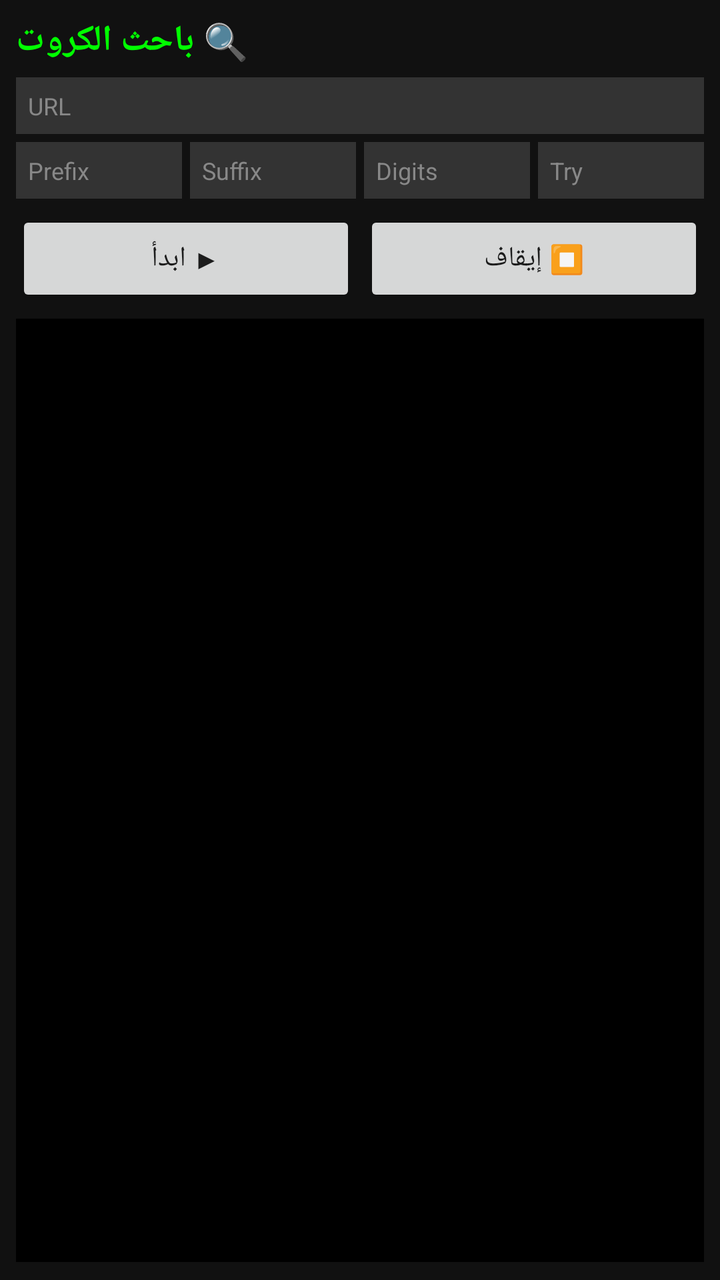
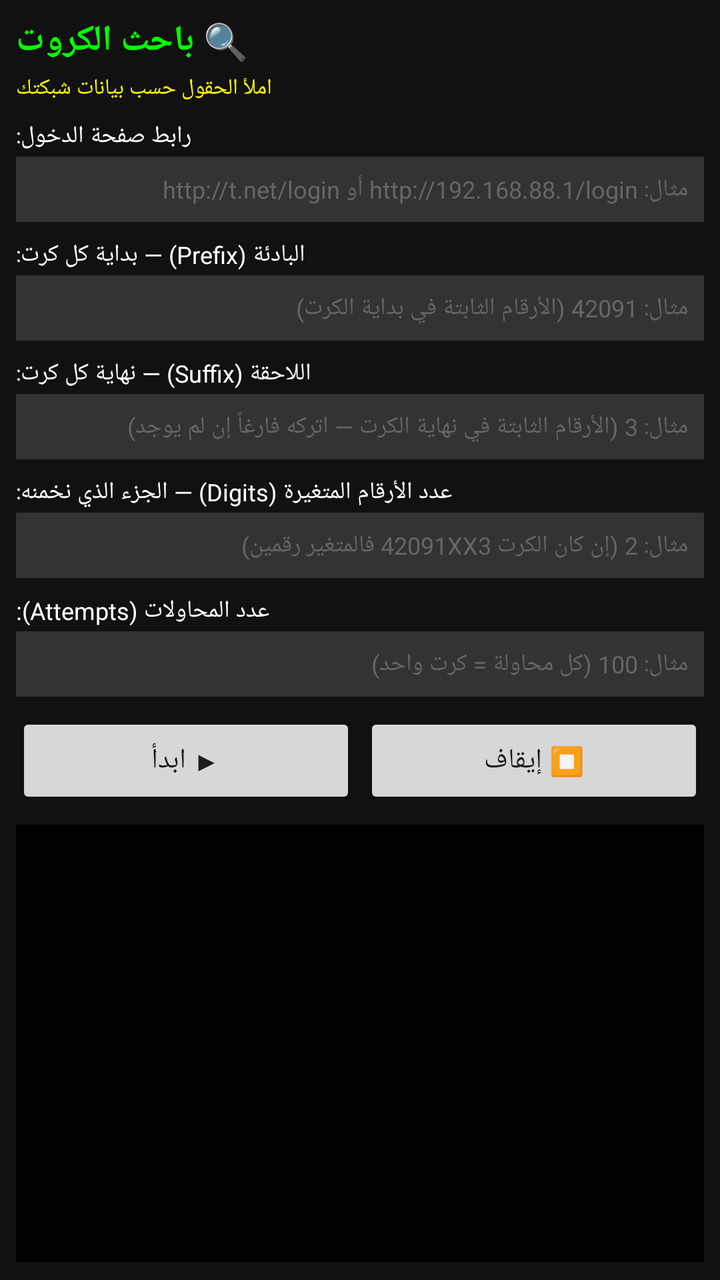

Screens rendered from an Android XML layout before and after an edit, with the pre-edit source and the edit as a unified diff.
<!-- AndroidManifest.xml: application theme Theme.AppCompat.DayNight.NoActionBar -->
<!-- res/layout/activity_finder.xml -->
<?xml version="1.0" encoding="utf-8"?>
<LinearLayout xmlns:android="http://schemas.android.com/apk/res/android"
    android:layout_width="match_parent" android:layout_height="match_parent"
    android:orientation="vertical" android:background="#111" android:padding="8dp">

    <TextView android:layout_width="wrap_content" android:layout_height="wrap_content"
        android:text="🔍 باحث الكروت" android:textColor="#0F0" android:textSize="18sp"
        android:textStyle="bold" android:layout_marginBottom="6dp"/>

    <EditText android:id="@+id/etUrl" android:layout_width="match_parent" android:layout_height="wrap_content"
        android:hint="URL" android:textColor="#FFF" android:textColorHint="#888" android:textSize="12sp"
        android:background="#333" android:padding="6dp" android:layout_marginBottom="4dp"/>

    <LinearLayout android:layout_width="match_parent" android:layout_height="wrap_content" android:orientation="horizontal">
        <EditText android:id="@+id/etPrefix" android:layout_width="0dp" android:layout_height="wrap_content"
            android:layout_weight="1" android:hint="Prefix" android:textColor="#FFF" android:textColorHint="#888"
            android:textSize="12sp" android:background="#333" android:padding="6dp" android:layout_marginEnd="4dp"/>
        <EditText android:id="@+id/etSuffix" android:layout_width="0dp" android:layout_height="wrap_content"
            android:layout_weight="1" android:hint="Suffix" android:textColor="#FFF" android:textColorHint="#888"
            android:textSize="12sp" android:background="#333" android:padding="6dp" android:layout_marginEnd="4dp"/>
        <EditText android:id="@+id/etDigits" android:layout_width="0dp" android:layout_height="wrap_content"
            android:layout_weight="1" android:hint="Digits" android:inputType="number" android:textColor="#FFF"
            android:textColorHint="#888" android:textSize="12sp" android:background="#333" android:padding="6dp" android:layout_marginEnd="4dp"/>
        <EditText android:id="@+id/etAttempts" android:layout_width="0dp" android:layout_height="wrap_content"
            android:layout_weight="1" android:hint="Try" android:inputType="number" android:textColor="#FFF"
            android:textColorHint="#888" android:textSize="12sp" android:background="#333" android:padding="6dp"/>
    </LinearLayout>

    <LinearLayout android:layout_width="match_parent" android:layout_height="wrap_content"
        android:orientation="horizontal" android:layout_marginTop="6dp" android:layout_marginBottom="6dp">
        <Button android:id="@+id/btnStart" android:layout_width="0dp" android:layout_height="wrap_content"
            android:layout_weight="1" android:text="▶ ابدأ"/>
        <Button android:id="@+id/btnStop" android:layout_width="0dp" android:layout_height="wrap_content"
            android:layout_weight="1" android:text="⏹ إيقاف" android:layout_marginStart="4dp"/>
    </LinearLayout>

    <TextView android:id="@+id/tvLog" android:layout_width="match_parent"
        android:layout_height="0dp" android:layout_weight="1" android:textColor="#0F0"
        android:background="#000" android:padding="6dp" android:textSize="10sp"
        android:fontFamily="monospace" android:scrollbars="vertical"/>

    
    <WebView android:id="@+id/hiddenWeb" android:layout_width="1dp" android:layout_height="1dp"
        android:visibility="invisible"/>
</LinearLayout>
<!-- resources referenced by this layout -->
<resources>

</resources>

<!-- the commit's change to res/layout/activity_finder.xml (unified diff, before → after) -->
@@ -5,29 +5,64 @@
 
     <TextView android:layout_width="wrap_content" android:layout_height="wrap_content"
         android:text="🔍 باحث الكروت" android:textColor="#0F0" android:textSize="18sp"
-        android:textStyle="bold" android:layout_marginBottom="6dp"/>
+        android:textStyle="bold" android:layout_marginBottom="4dp"/>
 
+    <TextView android:layout_width="wrap_content" android:layout_height="wrap_content"
+        android:text="املأ الحقول حسب بيانات شبكتك" android:textColor="#FF0"
+        android:textSize="11sp" android:layout_marginBottom="8dp"/>
+
+    
+    <TextView android:layout_width="wrap_content" android:layout_height="wrap_content"
+        android:text="رابط صفحة الدخول:" android:textColor="#FFF"
+        android:textSize="12sp" android:layout_marginBottom="2dp"/>
     <EditText android:id="@+id/etUrl" android:layout_width="match_parent" android:layout_height="wrap_content"
-        android:hint="URL" android:textColor="#FFF" android:textColorHint="#888" android:textSize="12sp"
-        android:background="#333" android:padding="6dp" android:layout_marginBottom="4dp"/>
+        android:hint="مثال: http://192.168.88.1/login أو http://t.net/login"
+        android:textColor="#FFF" android:textColorHint="#666" android:textSize="12sp"
+        android:background="#333" android:padding="8dp" android:layout_marginBottom="8dp"
+        android:inputType="textUri"/>
 
-    <LinearLayout android:layout_width="match_parent" android:layout_height="wrap_content" android:orientation="horizontal">
-        <EditText android:id="@+id/etPrefix" android:layout_width="0dp" android:layout_height="wrap_content"
-            android:layout_weight="1" android:hint="Prefix" android:textColor="#FFF" android:textColorHint="#888"
-            android:textSize="12sp" android:background="#333" android:padding="6dp" android:layout_marginEnd="4dp"/>
-        <EditText android:id="@+id/etSuffix" android:layout_width="0dp" android:layout_height="wrap_content"
-            android:layout_weight="1" android:hint="Suffix" android:textColor="#FFF" android:textColorHint="#888"
-            android:textSize="12sp" android:background="#333" android:padding="6dp" android:layout_marginEnd="4dp"/>
-        <EditText android:id="@+id/etDigits" android:layout_width="0dp" android:layout_height="wrap_content"
-            android:layout_weight="1" android:hint="Digits" android:inputType="number" android:textColor="#FFF"
-            android:textColorHint="#888" android:textSize="12sp" android:background="#333" android:padding="6dp" android:layout_marginEnd="4dp"/>
-        <EditText android:id="@+id/etAttempts" android:layout_width="0dp" android:layout_height="wrap_content"
-            android:layout_weight="1" android:hint="Try" android:inputType="number" android:textColor="#FFF"
-            android:textColorHint="#888" android:textSize="12sp" android:background="#333" android:padding="6dp"/>
-    </LinearLayout>
+    
+    <TextView android:layout_width="wrap_content" android:layout_height="wrap_content"
+        android:text="البادئة (Prefix) — بداية كل كرت:" android:textColor="#FFF"
+        android:textSize="12sp" android:layout_marginBottom="2dp"/>
+    <EditText android:id="@+id/etPrefix" android:layout_width="match_parent" android:layout_height="wrap_content"
+        android:hint="مثال: 42091 (الأرقام الثابتة في بداية الكرت)"
+        android:textColor="#FFF" android:textColorHint="#666" android:textSize="12sp"
+        android:background="#333" android:padding="8dp" android:layout_marginBottom="8dp"
+        android:inputType="number"/>
+
+    
+    <TextView android:layout_width="wrap_content" android:layout_height="wrap_content"
+        android:text="اللاحقة (Suffix) — نهاية كل كرت:" android:textColor="#FFF"
+        android:textSize="12sp" android:layout_marginBottom="2dp"/>
+    <EditText android:id="@+id/etSuffix" android:layout_width="match_parent" android:layout_height="wrap_content"
+        android:hint="مثال: 3 (الأرقام الثابتة في نهاية الكرت — اتركه فارغاً إن لم يوجد)"
+        android:textColor="#FFF" android:textColorHint="#666" android:textSize="12sp"
+        android:background="#333" android:padding="8dp" android:layout_marginBottom="8dp"
+        android:inputType="number"/>
+
+    
+    <TextView android:layout_width="wrap_content" android:layout_height="wrap_content"
+        android:text="عدد الأرقام المتغيرة (Digits) — الجزء الذي نخمنه:" android:textColor="#FFF"
+        android:textSize="12sp" android:layout_marginBottom="2dp"/>
+    <EditText android:id="@+id/etDigits" android:layout_width="match_parent" android:layout_height="wrap_content"
+        android:hint="مثال: 2 (إن كان الكرت 42091XX3 فالمتغير رقمين)"
+        android:textColor="#FFF" android:textColorHint="#666" android:textSize="12sp"
+        android:background="#333" android:padding="8dp" android:layout_marginBottom="8dp"
+        android:inputType="number"/>
+
+    
+    <TextView android:layout_width="wrap_content" android:layout_height="wrap_content"
+        android:text="عدد المحاولات (Attempts):" android:textColor="#FFF"
+        android:textSize="12sp" android:layout_marginBottom="2dp"/>
+    <EditText android:id="@+id/etAttempts" android:layout_width="match_parent" android:layout_height="wrap_content"
+        android:hint="مثال: 100 (كل محاولة = كرت واحد)"
+        android:textColor="#FFF" android:textColorHint="#666" android:textSize="12sp"
+        android:background="#333" android:padding="8dp" android:layout_marginBottom="8dp"
+        android:inputType="number"/>
 
     <LinearLayout android:layout_width="match_parent" android:layout_height="wrap_content"
-        android:orientation="horizontal" android:layout_marginTop="6dp" android:layout_marginBottom="6dp">
+        android:orientation="horizontal" android:layout_marginBottom="8dp">
         <Button android:id="@+id/btnStart" android:layout_width="0dp" android:layout_height="wrap_content"
             android:layout_weight="1" android:text="▶ ابدأ"/>
         <Button android:id="@+id/btnStop" android:layout_width="0dp" android:layout_height="wrap_content"
@@ -39,7 +74,6 @@
         android:background="#000" android:padding="6dp" android:textSize="10sp"
         android:fontFamily="monospace" android:scrollbars="vertical"/>
 
-    
     <WebView android:id="@+id/hiddenWeb" android:layout_width="1dp" android:layout_height="1dp"
         android:visibility="invisible"/>
 </LinearLayout>
